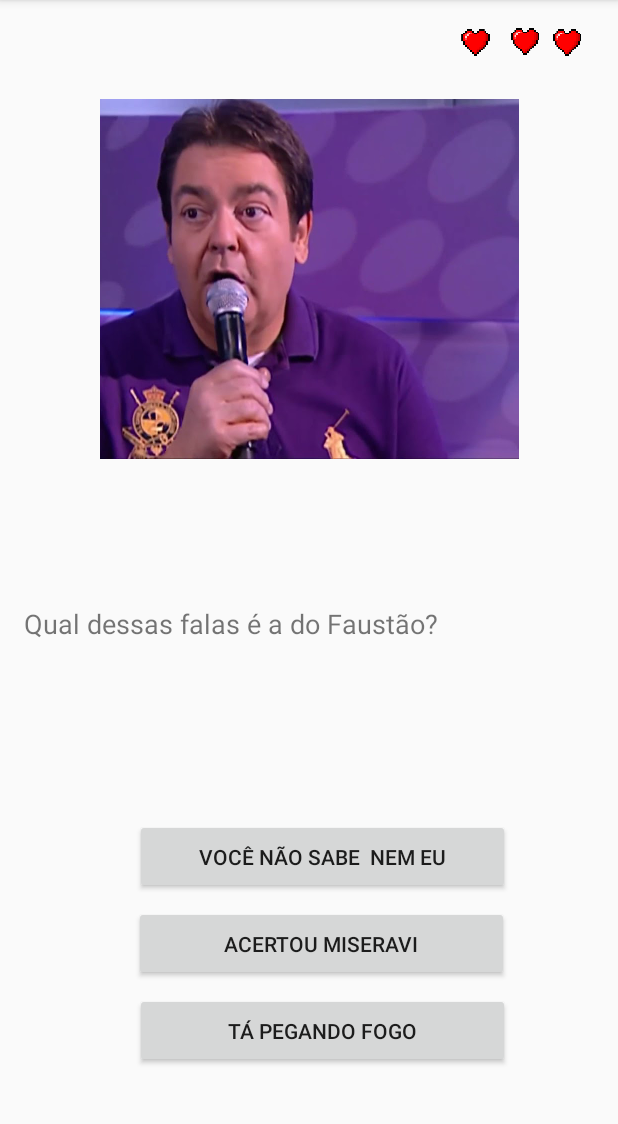
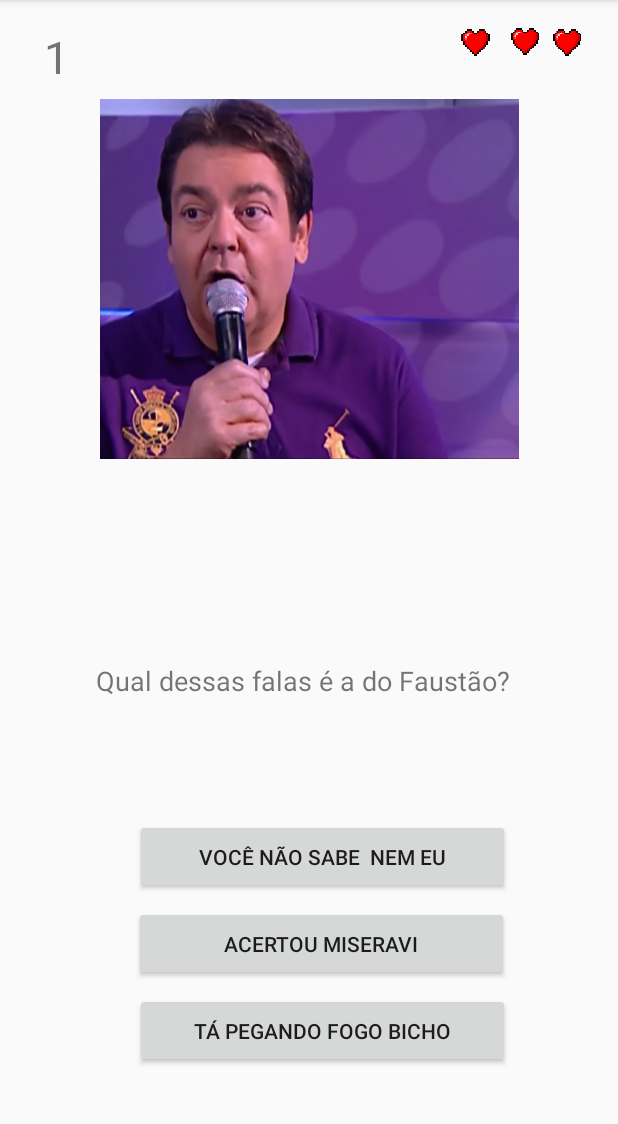
Before and after one commit to GioAM/QuizMemes, an Android app: the Jogo screen opened directly, with no data from a screen before it, on a phone screen of 412 x 824 dp, the part 84-1208 px from its top. Run offline under Robolectric (Android 15) with nearby library versions, the phone set to English and light mode, and no system bars.

Commit message:
adição de imagens e vidas no jogo

```diff
--- a/app/src/main/java/com/example/user/quizmemes/Jogo.kt
+++ b/app/src/main/java/com/example/user/quizmemes/Jogo.kt
@@ -19,13 +19,18 @@ class Jogo : AppCompatActivity() {
     override fun onCreate(savedInstanceState: Bundle?) {
         super.onCreate(savedInstanceState)
         setContentView(R.layout.activity_jogo)
-        perguntas.add(Pergunta("Qual dessas falas é a do Faustão?","Você não sabe  nem eu","Acertou Miseravi","Tá pegando fogo", R.id.botao3.toString(),  resources.getIdentifier("faustao","mipmap",packageName)))
+        perguntas.add(Pergunta("Qual dessas falas é a do Faustão?","Você não sabe  nem eu","Acertou Miseravi","Tá pegando fogo bicho", R.id.botao3.toString(),  resources.getIdentifier("faustao","mipmap",packageName)))
         perguntas.add(Pergunta("Qual é a A?","A","B","C",R.id.botao1.toString(),0))
         perguntas.add(Pergunta("Qual é a B?","A","B","C",R.id.botao2.toString(), resources.getIdentifier("faustao","mipmap",packageName)))
         montarPergunta()
     }
     fun jogar(view : View){
-        if(view.id.toString().equals(perguntas[perguntaAtual].alternativaCorreta) ){
+        if(view.id.toString().equals(perguntas[perguntaAtual].alternativaCorreta)){
+            if(perguntaAtual + 1  == perguntas.size){
+                val intent = Intent(this, MainActivity::class.java)
+                startActivity(intent)
+                finish()
+            }
             perguntaAtual ++
         }else{
             vidas --
@@ -34,18 +39,15 @@ class Jogo : AppCompatActivity() {
             }else if(vidas == 1){
                 findViewById<ImageView>(R.id.hearth2).setImageResource(resources.getIdentifier(" ","mipmap",packageName))
             }else if(vidas == 0){
-                findViewById<ImageView>(R.id.hearth1).setImageResource(resources.getIdentifier(" ","mipmap",packageName))
+                val intent = Intent(this, MainActivity::class.java)
+                startActivity(intent)
+                finish()
             }
-        }
-
-        if(vidas == 0){
-            val intent = Intent(this, MainActivity::class.java)
-            startActivity(intent)
-            finish()
         }
         montarPergunta()
     }
     fun montarPergunta(){
+        findViewById<TextView>(R.id.numeroDaPergunta).setText((perguntaAtual + 1).toString())
         findViewById<Button>(R.id.botao1).setText(perguntas[perguntaAtual].alternativaA)
         findViewById<Button>(R.id.botao2).setText(perguntas[perguntaAtual].alternativaB)
         findViewById<Button>(R.id.botao3).setText(perguntas[perguntaAtual].alternativaC)
--- a/app/src/main/res/layout/activity_jogo.xml
+++ b/app/src/main/res/layout/activity_jogo.xml
@@ -73,6 +73,7 @@
         android:layout_marginRight="8dp"
         android:layout_marginStart="8dp"
         android:layout_marginTop="8dp"
+        android:gravity="center"
         android:textSize="18sp"
         app:layout_constraintBottom_toBottomOf="parent"
         app:layout_constraintEnd_toEndOf="parent"
@@ -144,4 +145,24 @@
         app:layout_constraintTop_toTopOf="parent"
         app:layout_constraintVertical_bias="0.014"
         app:srcCompat="@mipmap/hearth" />
+
+    <TextView
+        android:id="@+id/numeroDaPergunta"
+        android:layout_width="wrap_content"
+        android:layout_height="wrap_content"
+        android:layout_marginBottom="8dp"
+        android:layout_marginEnd="8dp"
+        android:layout_marginLeft="8dp"
+        android:layout_marginRight="8dp"
+        android:layout_marginStart="8dp"
+        android:layout_marginTop="8dp"
+        android:gravity="center"
+        android:text="1"
+        android:textSize="30sp"
+        app:layout_constraintBottom_toBottomOf="parent"
+        app:layout_constraintEnd_toEndOf="parent"
+        app:layout_constraintHorizontal_bias="0.056"
+        app:layout_constraintStart_toStartOf="parent"
+        app:layout_constraintTop_toTopOf="parent"
+        app:layout_constraintVertical_bias="0.013" />
 </android.support.constraint.ConstraintLayout>
```
